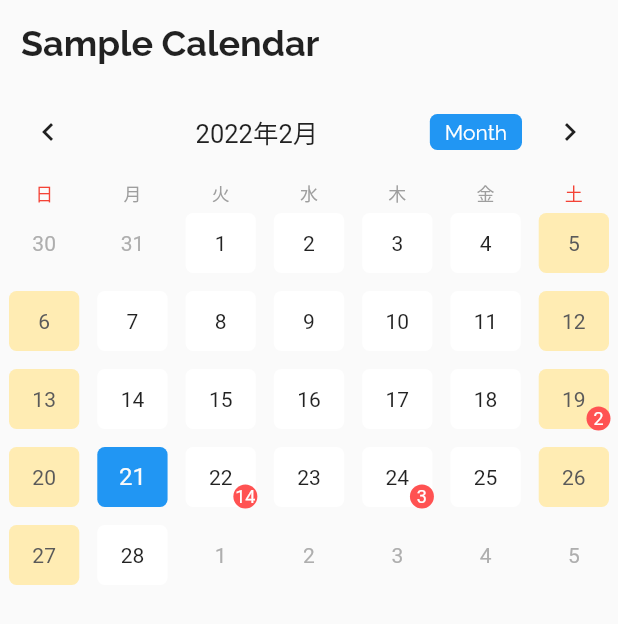
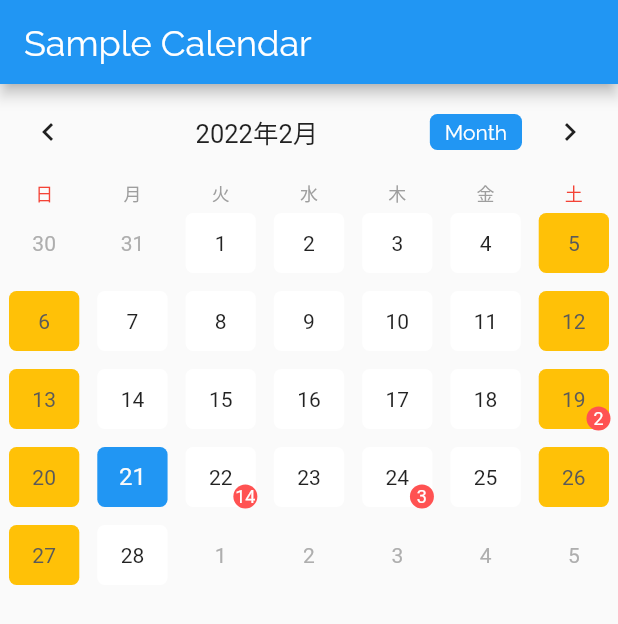
Before and after one commit to gollowars/study_flutter, a Flutter app: the screen it shows after launch, on a phone screen of 412 x 824 dp. Shown: the top 624 px of the screen. Run offline on Flutter 3.47's test engine with Material 2 defaults, Android fonts, the light colour scheme and no system bars; drawn by our look-alikes of table_calendar; our stand-ins replace flutter_swiper, rxdart.

Commit message:
update for tables

```diff
--- a/lib/widgets/screens/HomeTable.dart
+++ b/lib/widgets/screens/HomeTable.dart
@@ -83,17 +83,14 @@ class _HomeTableState extends State<HomeTable> {
     }
 
     return Scaffold(
+      appBar: AppBar(title: const Text("Sample Calendar",
+                  style: TextStyle(
+                      fontFamily: 'Raleway',
+                      fontSize: 24))),
       body: SafeArea(
           child: Column(
         crossAxisAlignment: CrossAxisAlignment.start,
         children: [
-          const Padding(
-              padding: EdgeInsets.all(14),
-              child: Text("Sample Calendar",
-                  style: TextStyle(
-                      fontFamily: 'Raleway',
-                      fontSize: 24,
-                      fontWeight: FontWeight.bold))),
           TableCalendar(
             locale: 'ja_JP',
             firstDay: kFirstDay,
@@ -132,11 +129,11 @@ class _HomeTableState extends State<HomeTable> {
                     shape: BoxShape.rectangle,
                     borderRadius: BorderRadius.circular(5.0)),
                 weekendDecoration: BoxDecoration(
-                    color: Colors.amber[100],
+                    color: Colors.amber,
                     shape: BoxShape.rectangle,
                     borderRadius: BorderRadius.circular(5.0)),
                 holidayDecoration: BoxDecoration(
-                    color: Colors.amber[100],
+                    color: Colors.amber,
                     shape: BoxShape.rectangle,
                     borderRadius: BorderRadius.circular(5.0)),
                 defaultDecoration: BoxDecoration(
```
